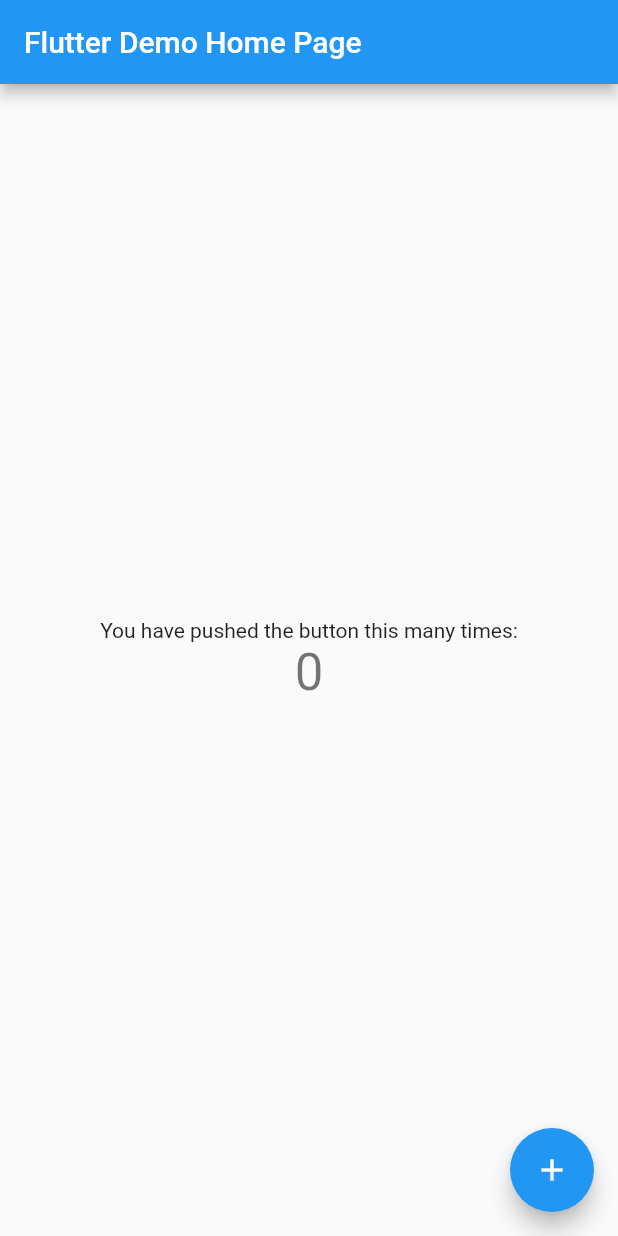
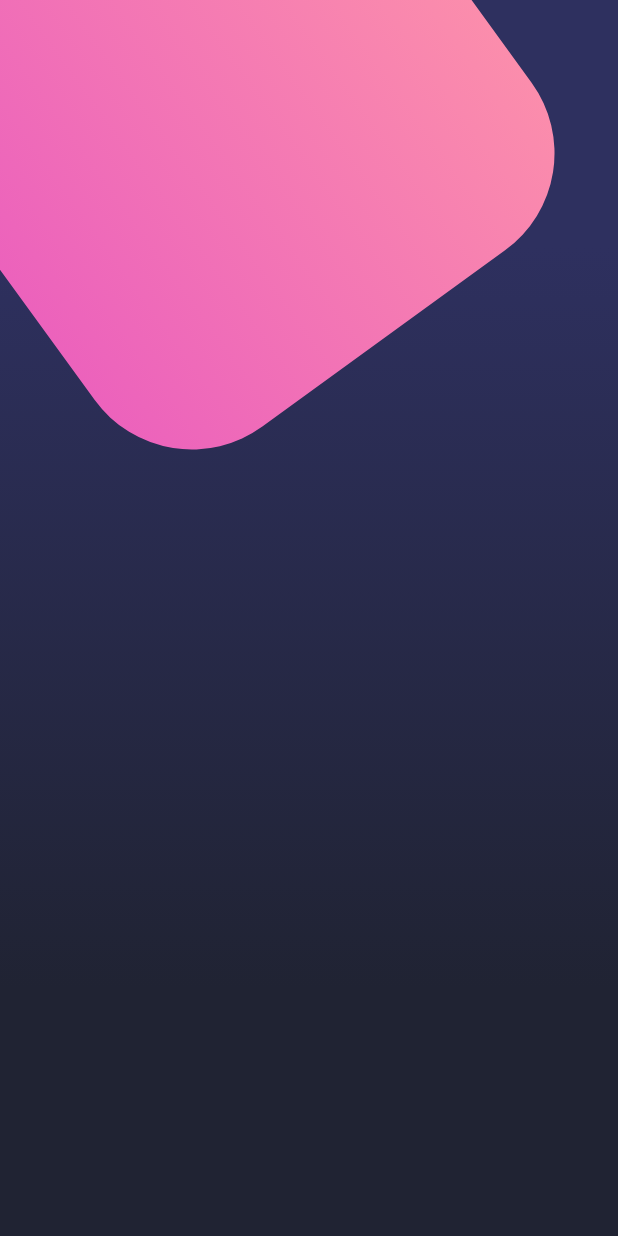
Before and after one commit to CarlosVazquezFarrera/FlutterInterfazAvanzada, a Flutter app: the screen it shows after launch, on a phone screen of 412 x 824 dp. Run offline on Flutter 3.47's test engine with Material 2 defaults, Android fonts, the phone set to English and light mode, and no system bars.

Commit message:
Fondo de la app

```diff
--- a/lib/main.dart
+++ b/lib/main.dart
@@ -1,3 +1,5 @@
+import 'package:avanzado/router/app_router.dart';
+import 'package:avanzado/router/app_routes.dart';
 import 'package:flutter/material.dart';
 
 void main() {
@@ -11,105 +13,10 @@ class MyApp extends StatelessWidget {
   @override
   Widget build(BuildContext context) {
     return MaterialApp(
-      title: 'Flutter Demo',
-      theme: ThemeData(
-        // This is the theme of your application.
-        //
-        // Try running your application with "flutter run". You'll see the
-        // application has a blue toolbar. Then, without quitting the app, try
-        // changing the primarySwatch below to Colors.green and then invoke
-        // "hot reload" (press "r" in the console where you ran "flutter run",
-        // or simply save your changes to "hot reload" in a Flutter IDE).
-        // Notice that the counter didn't reset back to zero; the application
-        // is not restarted.
-        primarySwatch: Colors.blue,
-      ),
-      home: const MyHomePage(title: 'Flutter Demo Home Page'),
+      title: 'Avanzado',
+      debugShowCheckedModeBanner: false,
+      routes: AppRouter.getRoutes(),
+      initialRoute: AppRoutes.home,
     );
   }
 }
-
-class MyHomePage extends StatefulWidget {
-  const MyHomePage({Key? key, required this.title}) : super(key: key);
-
-  // This widget is the home page of your application. It is stateful, meaning
-  // that it has a State object (defined below) that contains fields that affect
-  // how it looks.
-
-  // This class is the configuration for the state. It holds the values (in this
-  // case the title) provided by the parent (in this case the App widget) and
-  // used by the build method of the State. Fields in a Widget subclass are
-  // always marked "final".
-
-  final String title;
-
-  @override
-  State<MyHomePage> createState() => _MyHomePageState();
-}
-
-class _MyHomePageState extends State<MyHomePage> {
-  int _counter = 0;
-
-  void _incrementCounter() {
-    setState(() {
-      // This call to setState tells the Flutter framework that something has
-      // changed in this State, which causes it to rerun the build method below
-      // so that the display can reflect the updated values. If we changed
-      // _counter without calling setState(), then the build method would not be
-      // called again, and so nothing would appear to happen.
-      _counter++;
-    });
-  }
-
-  @override
-  Widget build(BuildContext context) {
-    // This method is rerun every time setState is called, for instance as done
-    // by the _incrementCounter method above.
-    //
-    // The Flutter framework has been optimized to make rerunning build methods
-    // fast, so that you can just rebuild anything that needs updating rather
-    // than having to individually change instances of widgets.
-    return Scaffold(
-      appBar: AppBar(
-        // Here we take the value from the MyHomePage object that was created by
-        // the App.build method, and use it to set our appbar title.
-        title: Text(widget.title),
-      ),
-      body: Center(
-        // Center is a layout widget. It takes a single child and positions it
-        // in the middle of the parent.
-        child: Column(
-          // Column is also a layout widget. It takes a list of children and
-          // arranges them vertically. By default, it sizes itself to fit its
-          // children horizontally, and tries to be as tall as its parent.
-          //
-          // Invoke "debug painting" (press "p" in the console, choose the
-          // "Toggle Debug Paint" action from the Flutter Inspector in Android
-          // Studio, or the "Toggle Debug Paint" command in Visual Studio Code)
-          // to see the wireframe for each widget.
-          //
-          // Column has various properties to control how it sizes itself and
-          // how it positions its children. Here we use mainAxisAlignment to
-          // center the children vertically; the main axis here is the vertical
-          // axis because Columns are vertical (the cross axis would be
-          // horizontal).
-          mainAxisAlignment: MainAxisAlignment.center,
-          children: <Widget>[
-            const Text(
-              'You have pushed the button this many times:',
-            ),
-            Text(
-              '$_counter',
-              style: Theme.of(context).textTheme.headline4,
-            ),
-          ],
-        ),
-      ),
-      floatingActionButton: FloatingActionButton(
-        onPressed: _incrementCounter,
-        tooltip: 'Increment',
-        child: const Icon(Icons.add),
-      ), // This trailing comma makes auto-formatting nicer for build methods.
-    );
-  }
-}
--- /dev/null
+++ b/lib/models/menu_options.dart
@@ -0,0 +1,7 @@
+import 'package:flutter/cupertino.dart';
+
+class MenuOptions {
+  MenuOptions({required this.route, required this.screen});
+  final String route;
+  final Widget screen;
+}
--- /dev/null
+++ b/lib/models/models.dart
@@ -0,0 +1 @@
+export 'package:avanzado/models/menu_options.dart';
--- /dev/null
+++ b/lib/router/app_router.dart
@@ -0,0 +1,19 @@
+import 'package:avanzado/models/models.dart';
+import 'package:avanzado/router/app_routes.dart';
+import 'package:avanzado/screens/screens.dart';
+import 'package:flutter/material.dart';
+
+class AppRouter {
+  static final List<MenuOptions> _routes = [
+    MenuOptions(route: AppRoutes.home, screen: const HomeScreen())
+  ];
+
+  ///Retorna las rutas de la aplicación
+  static Map<String, Widget Function(BuildContext)> getRoutes() {
+    final Map<String, Widget Function(BuildContext)> routes = {};
+    for (MenuOptions _route in _routes) {
+      routes.addAll({_route.route: (_) => _route.screen});
+    }
+    return routes;
+  }
+}
--- /dev/null
+++ b/lib/router/app_routes.dart
@@ -0,0 +1,3 @@
+class AppRoutes {
+  static const home = 'home';
+}
--- /dev/null
+++ b/lib/screens/home_screen.dart
@@ -0,0 +1,15 @@
+import 'package:avanzado/widgets/back_ground.dart';
+import 'package:flutter/material.dart';
+
+class HomeScreen extends StatelessWidget {
+  const HomeScreen({Key? key}) : super(key: key);
+
+  @override
+  Widget build(BuildContext context) {
+    return Scaffold(
+      body: Stack(
+        children: const [BackGround() ],
+      ),
+    );
+  }
+}
--- /dev/null
+++ b/lib/screens/screens.dart
@@ -0,0 +1 @@
+export 'package:avanzado/screens/home_screen.dart';
--- /dev/null
+++ b/lib/widgets/back_ground.dart
@@ -0,0 +1,50 @@
+import 'dart:math';
+
+import 'package:flutter/material.dart';
+
+class BackGround extends StatelessWidget {
+  const BackGround({Key? key}) : super(key: key);
+  final boxDecoration = const BoxDecoration(
+      gradient: LinearGradient(
+          begin: Alignment.topCenter,
+          end: Alignment.bottomCenter,
+          stops: [0.2, 0.8],
+          colors: [Color(0xff2E305F), Color(0xff202333)]));
+
+  @override
+  Widget build(BuildContext context) {
+    return Stack(
+      children: [
+        //Purple radian
+        Container(
+          height: double.infinity,
+          decoration: boxDecoration,
+        ),
+        const Positioned(top: -100, left: -30, child: _PickBox())
+      ],
+    );
+  }
+}
+
+class _PickBox extends StatelessWidget {
+  const _PickBox({
+    Key? key,
+  }) : super(key: key);
+
+  @override
+  Widget build(BuildContext context) {
+    return Transform.rotate(
+      angle: -pi / 5,
+      child: Container(
+        width: 360,
+        height: 360,
+        decoration: BoxDecoration(
+            gradient: const LinearGradient(colors: [
+              Color.fromRGBO(236, 98, 188, 1),
+              Color.fromRGBO(251, 141, 172, 1)
+            ]),
+            borderRadius: BorderRadiusDirectional.circular(80)),
+      ),
+    );
+  }
+}
```
